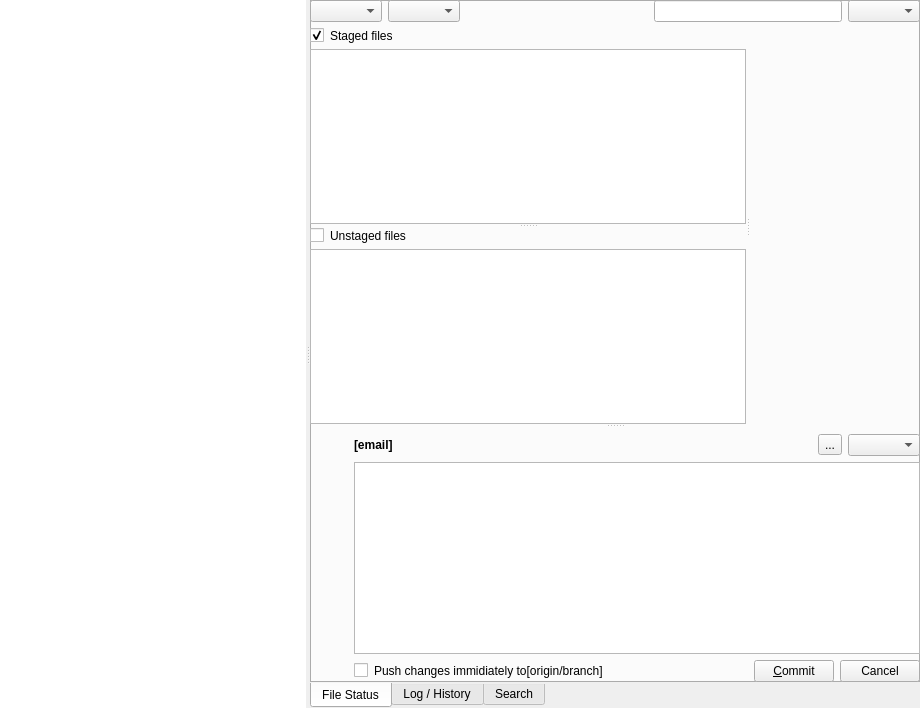
This is qgitrepository.ui in bokic/gitmaster as Qt 5 draws it before an edit. The edited form follows.
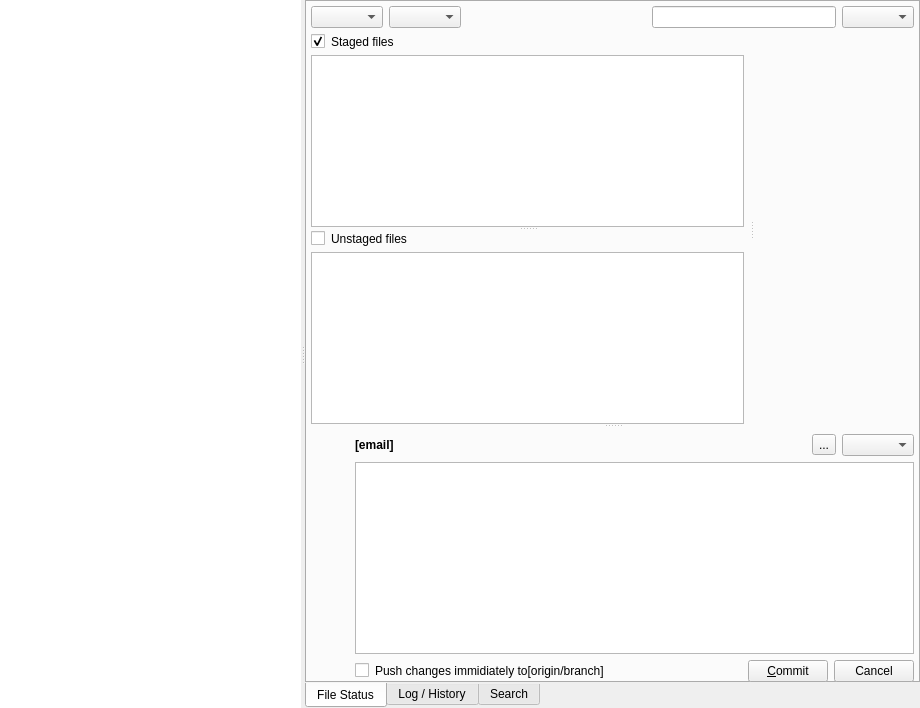
This is the edited form.

Commit message: Adjust some ui margins.

The edit to the form file:
```diff
--- a/qgitrepository.ui
+++ b/qgitrepository.ui
@@ -78,6 +78,15 @@
           </property>
           <item>
            <layout class="QHBoxLayout" name="horizontalLayout_2">
+            <property name="leftMargin">
+             <number>6</number>
+            </property>
+            <property name="topMargin">
+             <number>6</number>
+            </property>
+            <property name="rightMargin">
+             <number>6</number>
+            </property>
             <item>
              <widget class="QComboBox" name="comboBox"/>
             </item>
@@ -120,6 +129,12 @@
               </property>
               <widget class="QWidget" name="layoutWidget">
                <layout class="QVBoxLayout" name="verticalLayout_2">
+                <property name="leftMargin">
+                 <number>6</number>
+                </property>
+                <property name="rightMargin">
+                 <number>6</number>
+                </property>
                 <item>
                  <widget class="QCheckBox" name="checkBox_StagedFiles">
                   <property name="text">
@@ -137,6 +152,12 @@
               </widget>
               <widget class="QWidget" name="layoutWidget_2">
                <layout class="QVBoxLayout" name="verticalLayout_3">
+                <property name="leftMargin">
+                 <number>6</number>
+                </property>
+                <property name="rightMargin">
+                 <number>6</number>
+                </property>
                 <item>
                  <widget class="QCheckBox" name="checkBox_UnstagedFiles">
                   <property name="text">
@@ -207,6 +228,12 @@
               </item>
               <item>
                <layout class="QVBoxLayout" name="verticalLayout_4">
+                <property name="leftMargin">
+                 <number>6</number>
+                </property>
+                <property name="rightMargin">
+                 <number>6</number>
+                </property>
                 <item>
                  <layout class="QHBoxLayout" name="horizontalLayout_3" stretch="1,0,0">
                   <item>
```
